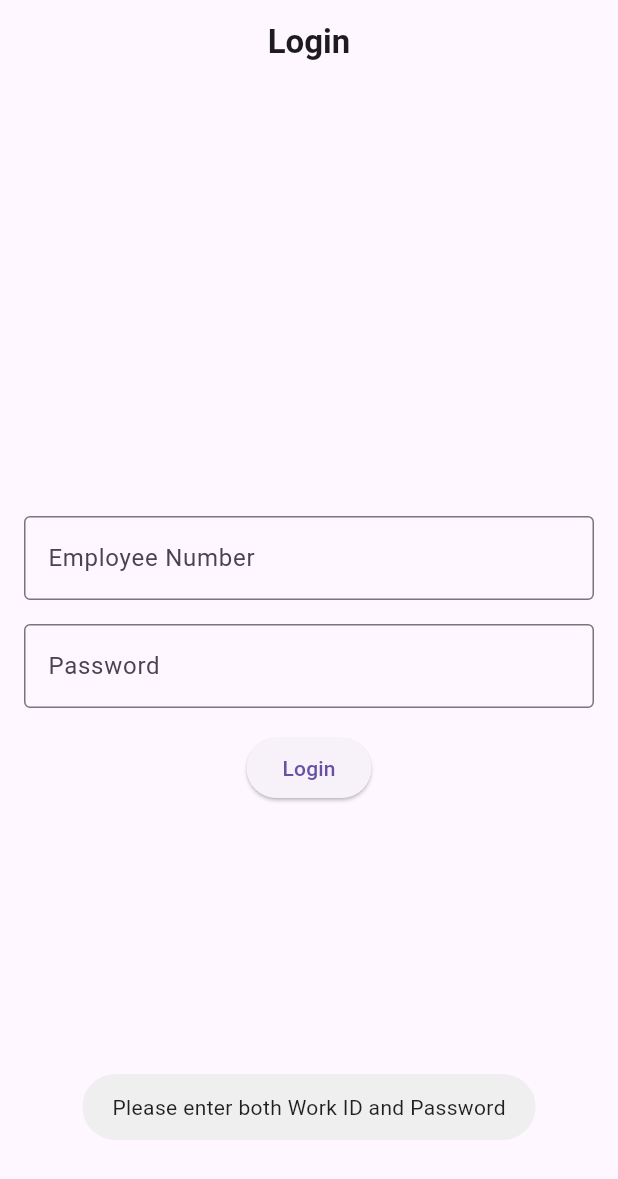
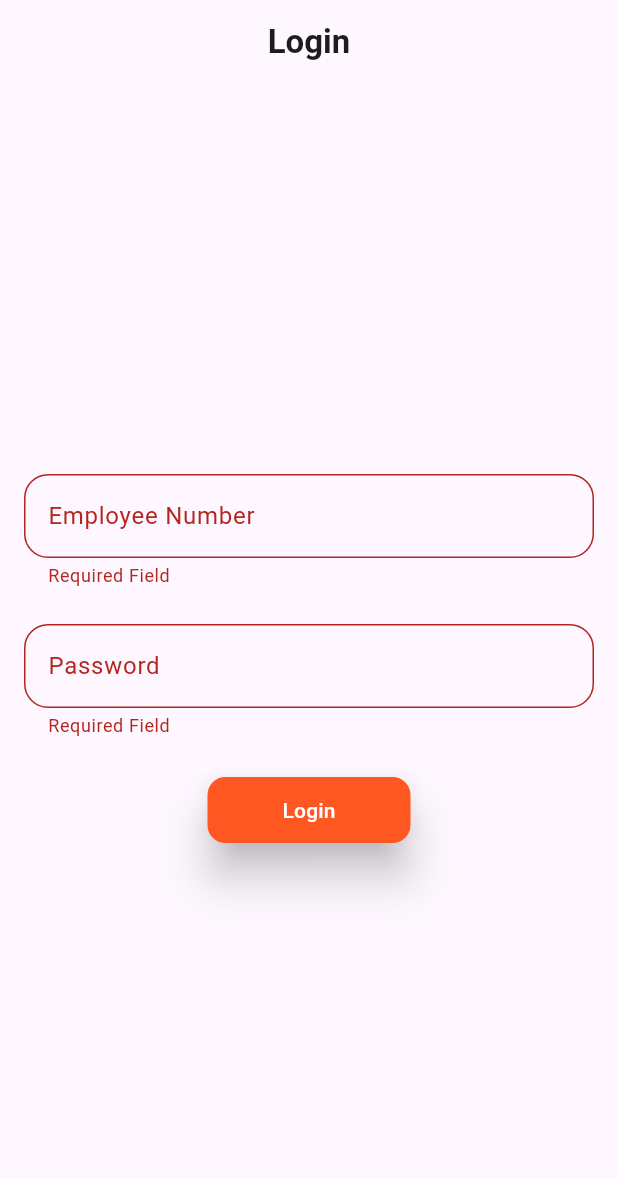
Before and after one commit to toalhussein/attend_sys, a Flutter app: the screen it shows after launch, after a tap on "Login", on a phone screen of 412 x 824 dp. Shown: the top 1179 px of the screen. Run offline on Flutter 3.47's test engine with Material 3 defaults, Android fonts, the phone set to English and light mode, and no system bars; drawn by our look-alikes of modal_progress_hud_nsn; our stand-ins replace awesome_snackbar_content, cloud_firestore, date_format, firebase_core, flutter_bloc, fluttertoast and 3 more; accounts and stored records are empty.

Commit message:
login refactoring and managing states done

```diff
--- /dev/null
+++ b/lib/core/widgets/custom_app_bar.dart
@@ -0,0 +1,26 @@
+import 'package:flutter/material.dart';
+
+class CustomAppBar extends StatelessWidget implements PreferredSizeWidget {
+  const CustomAppBar({
+    super.key,
+    required this.title,
+  });
+
+  final String title;
+
+  @override
+  Widget build(BuildContext context) {
+    return AppBar(
+      centerTitle: true,
+      title: Text(
+        title,
+        style: const TextStyle(
+          fontWeight: FontWeight.bold,
+        ),
+      ),
+    );
+  }
+
+  @override
+  Size get preferredSize => AppBar().preferredSize;
+}
--- a/lib/core/widgets/custom_text_fields.dart
+++ b/lib/core/widgets/custom_text_fields.dart
@@ -3,7 +3,9 @@ import 'package:flutter/material.dart';
 class CustomTextField extends StatelessWidget {
   const CustomTextField({
     super.key,
-    required TextEditingController workIdController, required this.labelText, this.obscureText,
+    required TextEditingController workIdController,
+    required this.labelText,
+    this.obscureText,
   }) : _workIdController = workIdController;
 
   final TextEditingController _workIdController;
@@ -14,12 +16,19 @@ class CustomTextField extends StatelessWidget {
   Widget build(BuildContext context) {
     return TextFormField(
       controller: _workIdController,
-      decoration:  InputDecoration(
+      decoration: InputDecoration(
         labelText: labelText,
-        border: const OutlineInputBorder(),
-
+        border: OutlineInputBorder(
+          borderRadius: BorderRadius.circular(16),
+        ),
       ),
-      obscureText: false,
+      obscureText: obscureText ?? false,
+      validator: (value) {
+        if (value!.isEmpty) {
+          return 'Required Field';
+        }
+        return null;
+      },
     );
   }
 }
--- /dev/null
+++ b/lib/features/login_feature/presentation/views model/login_cubit.dart
@@ -0,0 +1,53 @@
+import 'package:attend_sys/features/login_feature/presentation/views%20model/login_states.dart';
+import 'package:cloud_firestore/cloud_firestore.dart';
+import 'package:flutter_bloc/flutter_bloc.dart';
+
+class LoginCubit extends Cubit<LoginStates> {
+  LoginCubit() : super(LoginInitialState());
+
+  final FirebaseFirestore _firestore = FirebaseFirestore.instance;
+
+  void login({required String workId, required String password}) async {
+    emit(LoginLoading());
+    try {
+      final QuerySnapshot snapshot =
+          getUser(workId: workId, password: password);
+
+      checkUserAvailability(snapshot, workId);
+    } catch (e) {
+      emit(LoginFailed(errorMessage: e.toString()));
+    }
+  }
+
+  getUser({required String workId, required String password}) async {
+    return await _firestore
+        .collection('users')
+        .where('work_id', isEqualTo: workId)
+        .where('password', isEqualTo: password)
+        .get();
+  }
+
+  void checkUserAvailability(QuerySnapshot<Object?> snapshot, String workId) {
+    if (snapshot.docs.isNotEmpty) {
+      final userRole = snapshot.docs.first['role'] as String;
+      emit(LoginSuccess(userRole: userRole, userID: workId));
+    } else {
+      emit(LoginFailed(errorMessage: 'Invalid Work ID or Password'));
+    }
+  }
+}
+
+
+
+
+//       if (snapshot.docs.isNotEmpty) {
+//         final userRole = snapshot.docs.first['role'] as String?;
+
+//         if (userRole == null || userRole.isEmpty) {
+//           emit(LoginFailed(errorMessage: 'Role is missing for this user'));
+//         } else {
+//           await _navigateToRolePage(userRole, doc.id);
+//         }
+//       } else {
+//         _showToast('Invalid Work ID or Password');
+//       }
--- /dev/null
+++ b/lib/features/login_feature/presentation/views model/login_states.dart
@@ -0,0 +1,18 @@
+class LoginStates {}
+
+class LoginInitialState extends LoginStates {}
+
+class LoginLoading extends LoginStates {}
+
+class LoginFailed extends LoginStates {
+  final String errorMessage;
+
+  LoginFailed({required this.errorMessage});
+}
+
+class LoginSuccess extends LoginStates {
+  final String userRole;
+  final String userID;
+
+  LoginSuccess({required this.userID, required this.userRole});
+}
--- a/lib/features/login_feature/presentation/views/login_view.dart
+++ b/lib/features/login_feature/presentation/views/login_view.dart
@@ -1,12 +1,15 @@
-import 'package:attend_sys/core/calendar_notifier.dart';
+import 'package:attend_sys/core/widgets/custom_app_bar.dart';
+import 'package:attend_sys/features/login_feature/presentation/views%20model/login_cubit.dart';
+import 'package:attend_sys/features/login_feature/presentation/views%20model/login_states.dart';
+import 'package:attend_sys/features/login_feature/presentation/views/widgets/employee_number_field.dart';
+import 'package:attend_sys/features/login_feature/presentation/views/widgets/login_button.dart';
+import 'package:attend_sys/features/login_feature/presentation/views/widgets/passoword_field.dart';
 import 'package:attend_sys/features/super_admin_feature/views/super_admin.dart';
+import 'package:attend_sys/main.dart';
 import 'package:flutter/material.dart';
-import 'package:cloud_firestore/cloud_firestore.dart';
+import 'package:flutter_bloc/flutter_bloc.dart';
 import 'package:fluttertoast/fluttertoast.dart';
 import 'package:modal_progress_hud_nsn/modal_progress_hud_nsn.dart';
-import 'package:shared_preferences/shared_preferences.dart';
-
-import '../../../../core/widgets/custom_text_fields.dart';
 import '../../../admin_feature/presentation/views/admin_view.dart';
 import '../../../user_feature/presentation/views/user_view.dart';
 
@@ -20,26 +23,69 @@ class LoginPage extends StatefulWidget {
 class _LoginPageState extends State<LoginPage> {
   final TextEditingController _workIdController = TextEditingController();
   final TextEditingController _passwordController = TextEditingController();
-  final FirebaseFirestore _firestore = FirebaseFirestore.instance;
+  final GlobalKey<FormState> loginKey = GlobalKey<FormState>();
+
+  @override
+  Widget build(BuildContext context) {
+    return BlocConsumer<LoginCubit, LoginStates>(
+      listener: listener,
+      builder: (context, state) {
+        return ModalProgressHUD(
+          inAsyncCall: state is LoginLoading,
+          child: Form(
+            key: loginKey,
+            child: Scaffold(
+              appBar: const CustomAppBar(
+                title: 'Login',
+              ),
+              body: Center(
+                child: ListView(
+                  padding: const EdgeInsets.all(16),
+                  shrinkWrap: true,
+                  children: [
+                    EmployeeNumberField(
+                      workIdController: _workIdController,
+                    ),
+                    PassowordField(
+                      passwordController: _passwordController,
+                    ),
+                    LoginButton(
+                      onPressed: _login,
+                    )
+                  ],
+                ),
+              ),
+            ),
+          ),
+        );
+      },
+    );
+  }
+
+  void listener(BuildContext context, LoginStates state) {
+    if (state is LoginFailed) {
+      _showToast(state.errorMessage);
+    } else if (state is LoginSuccess) {
+      saveUser(state.userID, state.userRole);
+      _navigateToRolePage(state.userRole);
+      _showToast('Login successful');
+    }
+  }
+
+  Future<void> _login() async {
+    if (loginKey.currentState!.validate()) {
+      BlocProvider.of<LoginCubit>(context).login(
+        workId: _workIdController.text,
+        password: _passwordController.text,
+      );
+    }
+  }
 
   void _showToast(String message) {
     Fluttertoast.showToast(msg: message);
   }
 
-  // Future<void> _createUser() async {
-  //   await _firestore.collection('users').doc('1').set({
-  //     'name': "ahmed",
-  //     'role': "employee",
-  //     'password': "321",
-  //     'work_id': "321",
-  //   });
-  // }
-
-  Future<void> _navigateToRolePage(String role, String userId) async {
-    final SharedPreferences prefs = await SharedPreferences.getInstance();
-    prefs.setString('id', userId);
-    prefs.setString('role', role);
-
+  void _navigateToRolePage(String role) async {
     Widget page;
     switch (role) {
       case 'employee':
@@ -60,88 +106,10 @@ class _LoginPageState extends State<LoginPage> {
       context,
       MaterialPageRoute(builder: (context) => page),
     );
-
-    _showToast('Login successful');
   }
 
-  Future<void> _login() async {
-    final String workId = _workIdController.text.trim();
-    final String password = _passwordController.text.trim();
-
-    if (workId.isEmpty || password.isEmpty) {
-      _showToast('Please enter both Work ID and Password');
-      return;
-    }
-
-    CustomNotifier.triggerLoading();
-
-    try {
-      final QuerySnapshot snapshot = await _firestore
-          .collection('users')
-          .where('work_id', isEqualTo: workId)
-          .where('password', isEqualTo: password)
-          .get();
-
-      if (snapshot.docs.isNotEmpty) {
-        final doc = snapshot.docs.first;
-        final userRole = doc['role'] as String?;
-
-        if (userRole == null || userRole.isEmpty) {
-          _showToast('Role is missing for this user');
-        } else {
-          await _navigateToRolePage(userRole, doc.id);
-        }
-      } else {
-        _showToast('Invalid Work ID or Password');
-      }
-    } catch (e) {
-      _showToast('Error: $e');
-    } finally {
-      CustomNotifier.triggerLoading();
-    }
-  }
-
-  @override
-  Widget build(BuildContext context) {
-    return ValueListenableBuilder<bool>(
-      valueListenable: CustomNotifier.isLoading,
-      builder: (context, isLoading, child) {
-        return ModalProgressHUD(
-          inAsyncCall: isLoading,
-          child: Scaffold(
-            appBar: AppBar(
-              centerTitle: true,
-              title: const Text(
-                'Login',
-                style: TextStyle(fontWeight: FontWeight.bold),
-              ),
-            ),
-            body: Padding(
-              padding: const EdgeInsets.all(16.0),
-              child: Column(
-                mainAxisAlignment: MainAxisAlignment.center,
-                children: [
-                  CustomTextField(
-                    workIdController: _workIdController,
-                    labelText: 'Employee Number',
-                  ),
-                  const SizedBox(height: 16),
-                  CustomTextField(
-                    workIdController: _passwordController,
-                    labelText: 'Password',
-                    obscureText: true,
-                  ),
-                  const SizedBox(height: 16),
-                  ElevatedButton(
-                    onPressed: _login,
-                    child: const Text('Login'),
-                  ),
-                ],
-              ),
-            ),
-          ),
-        );
-      },
-    );
+  void saveUser(String userId, String role) {
+    LocalStorage.userData.setString('id', userId);
+    LocalStorage.userData.setString('role', role);
   }
 }
--- /dev/null
+++ b/lib/features/login_feature/presentation/views/widgets/employee_number_field.dart
@@ -0,0 +1,19 @@
+import 'package:attend_sys/core/widgets/custom_text_fields.dart';
+import 'package:flutter/material.dart';
+
+class EmployeeNumberField extends StatelessWidget {
+  const EmployeeNumberField({
+    super.key,
+    required TextEditingController workIdController,
+  }) : _workIdController = workIdController;
+
+  final TextEditingController _workIdController;
+
+  @override
+  Widget build(BuildContext context) {
+    return CustomTextField(
+      workIdController: _workIdController,
+      labelText: 'Employee Number',
+    );
+  }
+}
--- /dev/null
+++ b/lib/features/login_feature/presentation/views/widgets/login_button.dart
@@ -0,0 +1,29 @@
+import 'package:flutter/material.dart';
+
+class LoginButton extends StatelessWidget {
+  const LoginButton({super.key, this.onPressed});
+
+  final void Function()? onPressed;
+
+  @override
+  Widget build(BuildContext context) {
+    return Center(
+      child: ElevatedButton(
+        onPressed: onPressed,
+        style: ElevatedButton.styleFrom(
+          elevation: 12,
+          backgroundColor: Colors.deepOrange,
+          foregroundColor: Colors.white,
+          padding: const EdgeInsets.symmetric(
+            horizontal: 50,
+            vertical: 12,
+          ),
+          shape: RoundedRectangleBorder(
+            borderRadius: BorderRadius.circular(12),
+          ),
+        ),
+        child: const Text('Login'),
+      ),
+    );
+  }
+}
--- /dev/null
+++ b/lib/features/login_feature/presentation/views/widgets/passoword_field.dart
@@ -0,0 +1,23 @@
+import 'package:attend_sys/core/widgets/custom_text_fields.dart';
+import 'package:flutter/material.dart';
+
+class PassowordField extends StatelessWidget {
+  const PassowordField({
+    super.key,
+    required TextEditingController passwordController,
+  }) : _passwordController = passwordController;
+
+  final TextEditingController _passwordController;
+
+  @override
+  Widget build(BuildContext context) {
+    return Padding(
+      padding: const EdgeInsets.symmetric(vertical: 24),
+      child: CustomTextField(
+        workIdController: _passwordController,
+        labelText: 'Password',
+        obscureText: true,
+      ),
+    );
+  }
+}
--- a/lib/main.dart
+++ b/lib/main.dart
@@ -1,8 +1,10 @@
 import 'package:attend_sys/features/admin_feature/presentation/views/admin_view.dart';
+import 'package:attend_sys/features/login_feature/presentation/views%20model/login_cubit.dart';
 import 'package:attend_sys/features/super_admin_feature/views/super_admin.dart';
 import 'package:attend_sys/features/user_feature/presentation/views/user_view.dart';
 import 'package:firebase_core/firebase_core.dart';
 import 'package:flutter/material.dart';
+import 'package:flutter_bloc/flutter_bloc.dart';
 import 'package:shared_preferences/shared_preferences.dart';
 import 'features/login_feature/presentation/views/login_view.dart';
 
@@ -19,9 +21,12 @@ class MyApp extends StatelessWidget {
 
   @override
   Widget build(BuildContext context) {
-    return MaterialApp(
-      debugShowCheckedModeBanner: false,
-      home: getHomePage(),
+    return BlocProvider(
+      create: (context) => LoginCubit(),
+      child: MaterialApp(
+        debugShowCheckedModeBanner: false,
+        home: getHomePage(),
+      ),
     );
   }
 
--- a/pubspec.yaml
+++ b/pubspec.yaml
@@ -38,6 +38,7 @@ dependencies:
   firebase_core: ^3.8.1
   flutter:
     sdk: flutter
+  flutter_bloc: ^8.1.6
   flutter_launcher_icons: ^0.14.2
   flutter_multi_select_items: ^0.4.3
   fluttertoast: ^8.2.8
@@ -50,7 +51,6 @@ dependencies:
   url_launcher: ^6.3.1
 
 dev_dependencies:
-  flutter_launcher_icons: ^0.14.2
   flutter_lints: ^4.0.0
   flutter_test:
     sdk: flutter
```
Also changed, not shown: pubspec.lock.
